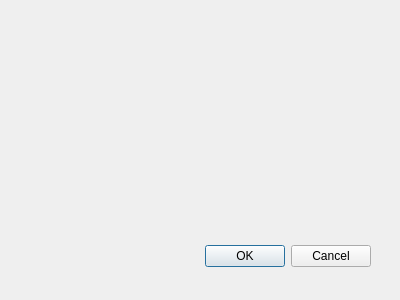
First picture: the form in src/neweventsignaldialog.ui, repository clixx-io/kayeiot, before the edit.
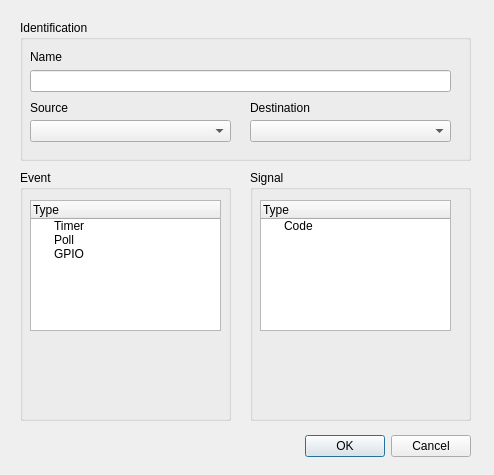
Second picture: the form after the edit.

What changed in the file:
```diff
--- a/src/neweventsignaldialog.ui
+++ b/src/neweventsignaldialog.ui
@@ -8,8 +8,8 @@
    <rect>
     <x>0</x>
     <y>0</y>
-    <width>400</width>
-    <height>300</height>
+    <width>494</width>
+    <height>475</height>
    </rect>
   </property>
   <property name="windowTitle">
@@ -18,8 +18,8 @@
   <widget class="QDialogButtonBox" name="buttonBox">
    <property name="geometry">
     <rect>
-     <x>30</x>
-     <y>240</y>
+     <x>130</x>
+     <y>430</y>
      <width>341</width>
      <height>32</height>
     </rect>
@@ -31,6 +31,164 @@
     <set>QDialogButtonBox::Cancel|QDialogButtonBox::Ok</set>
    </property>
   </widget>
+  <widget class="QGroupBox" name="groupBox">
+   <property name="geometry">
+    <rect>
+     <x>20</x>
+     <y>20</y>
+     <width>451</width>
+     <height>141</height>
+    </rect>
+   </property>
+   <property name="title">
+    <string>Identification</string>
+   </property>
+   <widget class="QLineEdit" name="lineEdit">
+    <property name="geometry">
+     <rect>
+      <x>10</x>
+      <y>50</y>
+      <width>421</width>
+      <height>22</height>
+     </rect>
+    </property>
+   </widget>
+   <widget class="QLabel" name="label">
+    <property name="geometry">
+     <rect>
+      <x>10</x>
+      <y>30</y>
+      <width>59</width>
+      <height>14</height>
+     </rect>
+    </property>
+    <property name="text">
+     <string>Name</string>
+    </property>
+   </widget>
+   <widget class="QLabel" name="label_2">
+    <property name="geometry">
+     <rect>
+      <x>10</x>
+      <y>80</y>
+      <width>201</width>
+      <height>16</height>
+     </rect>
+    </property>
+    <property name="text">
+     <string>Source</string>
+    </property>
+   </widget>
+   <widget class="QLabel" name="label_3">
+    <property name="geometry">
+     <rect>
+      <x>230</x>
+      <y>80</y>
+      <width>201</width>
+      <height>16</height>
+     </rect>
+    </property>
+    <property name="text">
+     <string>Destination</string>
+    </property>
+   </widget>
+   <widget class="QComboBox" name="comboBox">
+    <property name="geometry">
+     <rect>
+      <x>10</x>
+      <y>100</y>
+      <width>201</width>
+      <height>22</height>
+     </rect>
+    </property>
+   </widget>
+   <widget class="QComboBox" name="comboBox_2">
+    <property name="geometry">
+     <rect>
+      <x>230</x>
+      <y>100</y>
+      <width>201</width>
+      <height>22</height>
+     </rect>
+    </property>
+   </widget>
+  </widget>
+  <widget class="QGroupBox" name="EventgroupBox">
+   <property name="geometry">
+    <rect>
+     <x>20</x>
+     <y>170</y>
+     <width>211</width>
+     <height>251</height>
+    </rect>
+   </property>
+   <property name="title">
+    <string>Event</string>
+   </property>
+   <widget class="QTreeWidget" name="treeWidget_2">
+    <property name="geometry">
+     <rect>
+      <x>10</x>
+      <y>30</y>
+      <width>191</width>
+      <height>131</height>
+     </rect>
+    </property>
+    <column>
+     <property name="text">
+      <string>Type</string>
+     </property>
+    </column>
+    <item>
+     <property name="text">
+      <string>Timer</string>
+     </property>
+    </item>
+    <item>
+     <property name="text">
+      <string>Poll</string>
+     </property>
+    </item>
+    <item>
+     <property name="text">
+      <string>GPIO</string>
+     </property>
+    </item>
+   </widget>
+  </widget>
+  <widget class="QGroupBox" name="SignalgroupBox">
+   <property name="geometry">
+    <rect>
+     <x>250</x>
+     <y>170</y>
+     <width>221</width>
+     <height>251</height>
+    </rect>
+   </property>
+   <property name="title">
+    <string>Signal</string>
+   </property>
+   <widget class="QTreeWidget" name="treeWidget">
+    <property name="geometry">
+     <rect>
+      <x>10</x>
+      <y>30</y>
+      <width>191</width>
+      <height>131</height>
+     </rect>
+    </property>
+    <column>
+     <property name="text">
+      <string>Type</string>
+     </property>
+    </column>
+    <item>
+     <property name="text">
+      <string>Code</string>
+     </property>
+    </item>
+   </widget>
+  </widget>
  </widget>
  <pixmapfunction/>
  <resources/>
```
Left out of the diff: 7 changed lines with no effect on the pictures.
